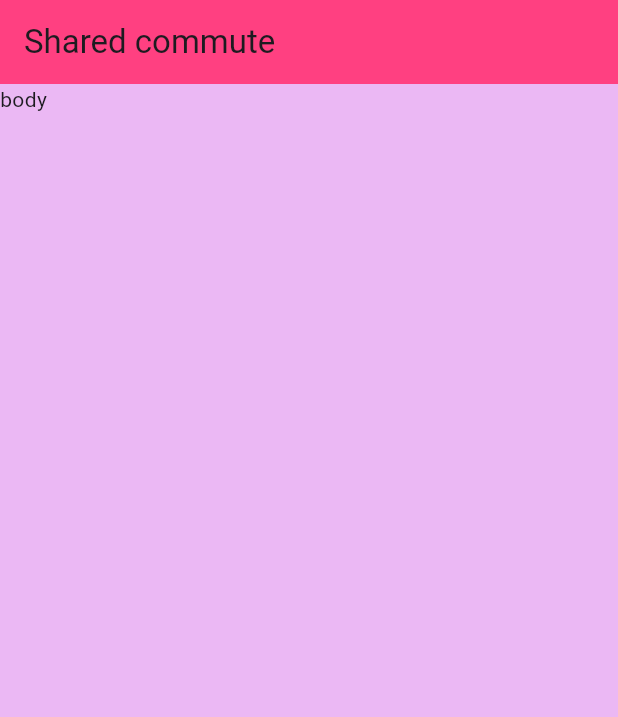
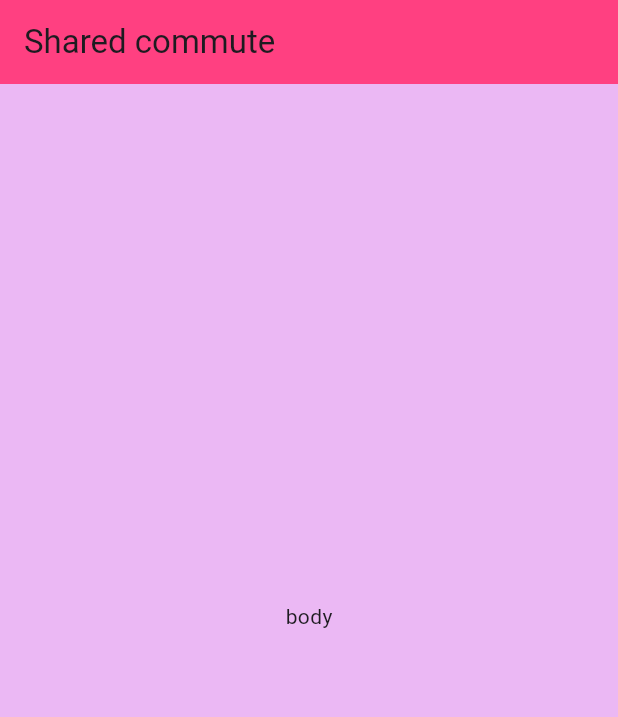
Before and after one commit to HariHaraSudhan-M0/shared_commute, a Flutter app: the screen it shows after launch, on a phone screen of 412 x 824 dp. Shown: the top 717 px of the screen. Run offline on Flutter 3.47's test engine with Material 3 defaults, Android fonts, the phone set to English and light mode, and no system bars.

Commit message:
aligned text to center

```diff
--- a/lib/main.dart
+++ b/lib/main.dart
@@ -3,32 +3,36 @@ import 'package:flutter/material.dart';
 void main() {
   runApp(const MyApp());
 }
+
 class MyApp extends StatelessWidget {
   const MyApp({super.key});
 
   @override
   Widget build(BuildContext context) {
-    return  MaterialApp(
+    return MaterialApp(
       debugShowCheckedModeBanner: false,
-      home:Scaffold(
+      home: Scaffold(
         appBar: AppBar(
-          title: Text('Shared commute'),
+          title: const Text('Shared commute'),
           backgroundColor: Colors.pinkAccent,
         ),
-        body: Text('body'),
-        backgroundColor: Color.fromARGB(255, 235, 184, 244),
+        body: const Center(child: Text('body')),
+        backgroundColor:const Color.fromARGB(255, 235, 184, 244),
         bottomNavigationBar: BottomNavigationBar(
           backgroundColor: Colors.pinkAccent,
-          items:
-          [BottomNavigationBarItem(
-            label: 'home',
-            icon: Icon(Icons.home), ),
+          items: const [
             BottomNavigationBarItem(
-            label: 'settings',
-            icon: Icon(Icons.settings), ),
+              label: 'home',
+              icon: Icon(Icons.home),
+            ),
             BottomNavigationBarItem(
-            label: 'favorite',
-            icon: Icon(Icons.favorite),)
+              label: 'settings',
+              icon: Icon(Icons.settings),
+            ),
+            BottomNavigationBarItem(
+              label: 'favorite',
+              icon: Icon(Icons.favorite),
+            )
           ],
         ),
       ),
```
